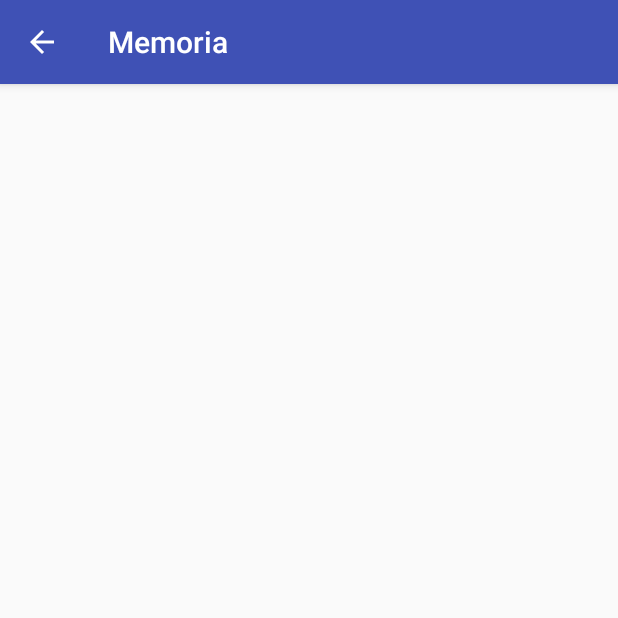
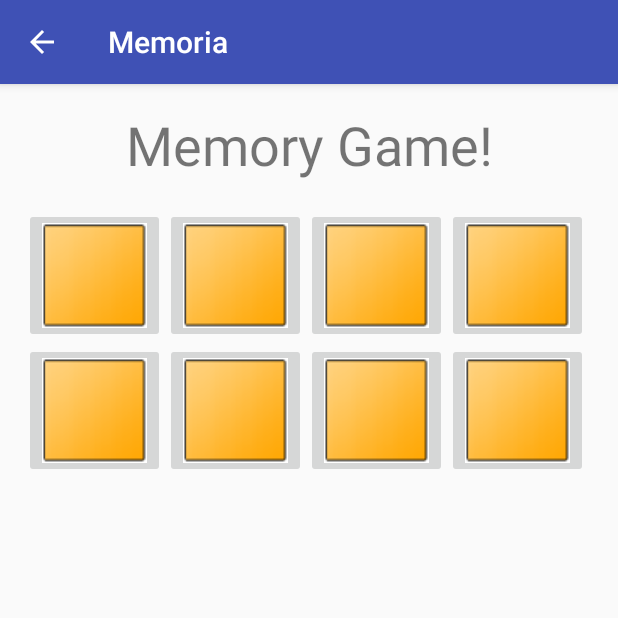
Before and after one commit to ocorella/tcu501app, an Android app: the MemoriaActivity screen opened directly, with no data from a screen before it, on a phone screen of 412 x 824 dp, the top half of it. Run offline under Robolectric (Android 15) with nearby library versions, the phone set to English and light mode, and no system bars.

Commit message:
Imagen de carta

```diff
--- a/app/src/main/res/layout/activity_memoria.xml
+++ b/app/src/main/res/layout/activity_memoria.xml
@@ -1,5 +1,6 @@
 <?xml version="1.0" encoding="utf-8"?>
 <RelativeLayout xmlns:android="http://schemas.android.com/apk/res/android"
+    xmlns:app="http://schemas.android.com/apk/res-auto"
     xmlns:tools="http://schemas.android.com/tools"
     android:layout_width="match_parent"
     android:layout_height="match_parent"
@@ -9,4 +10,91 @@
     android:paddingTop="@dimen/activity_vertical_margin"
     tools:context="comsiteucrtcu501.google.httpssites.tcu501.MemoriaActivity">
 
+    <TextView
+        android:text="Memory Game!"
+        android:layout_width="match_parent"
+        android:layout_height="wrap_content"
+        android:id="@+id/textView"
+        android:layout_alignParentTop="true"
+        android:layout_centerHorizontal="true"
+        android:textSize="36sp"
+        android:textAlignment="center" />
+
+    <TableLayout
+        android:layout_height="wrap_content"
+        android:layout_marginTop="18dp"
+        android:layout_width="wrap_content"
+        android:layout_below="@+id/textView"
+        android:layout_alignParentLeft="true"
+        android:layout_alignParentStart="true">
+
+        <TableRow
+            android:layout_width="match_parent"
+            android:layout_height="match_parent"
+            android:orientation="horizontal">
+
+            <ImageButton
+                android:layout_width="wrap_content"
+                android:layout_height="wrap_content"
+                app:srcCompat="@drawable/card"
+                android:id="@+id/imageButton6" />
+
+            <ImageButton
+                android:layout_width="wrap_content"
+                android:layout_height="wrap_content"
+                app:srcCompat="@drawable/card"
+                android:id="@+id/imageButton5" />
+
+            <ImageButton
+                android:layout_width="wrap_content"
+                android:layout_height="wrap_content"
+                app:srcCompat="@drawable/card"
+                android:id="@+id/imageButton4" />
+
+            <ImageButton
+                android:layout_width="wrap_content"
+                android:layout_height="wrap_content"
+                app:srcCompat="@drawable/card"
+                android:id="@+id/imageButton3" />
+
+        </TableRow>
+
+        <TableRow
+            android:layout_width="match_parent"
+            android:layout_height="match_parent" >
+
+            <ImageButton
+                android:layout_width="wrap_content"
+                android:layout_height="wrap_content"
+                app:srcCompat="@drawable/card"
+                android:id="@+id/imageButton10" />
+
+            <ImageButton
+                android:layout_width="wrap_content"
+                android:layout_height="wrap_content"
+                app:srcCompat="@drawable/card"
+                android:id="@+id/imageButton9" />
+
+            <ImageButton
+                android:layout_width="wrap_content"
+                android:layout_height="wrap_content"
+                app:srcCompat="@drawable/card"
+                android:id="@+id/imageButton8" />
+
+            <ImageButton
+                android:layout_width="wrap_content"
+                android:layout_height="wrap_content"
+                app:srcCompat="@drawable/card"
+                android:id="@+id/imageButton7" />
+        </TableRow>
+
+        <TableRow
+            android:layout_width="match_parent"
+            android:layout_height="match_parent" />
+
+        <TableRow
+            android:layout_width="match_parent"
+            android:layout_height="match_parent" />
+    </TableLayout>
+
 </RelativeLayout>
--- a/build.gradle
+++ b/build.gradle
@@ -5,7 +5,7 @@ buildscript {
         jcenter()
     }
     dependencies {
-        classpath 'com.android.tools.build:gradle:2.1.0'
+        classpath 'com.android.tools.build:gradle:2.2.1'
 
         // NOTE: Do not place your application dependencies here; they belong
         // in the individual module build.gradle files
```
Also changed, not shown: app/src/main/res/drawable/card.png (added), gradle/wrapper/gradle-wrapper.properties.
